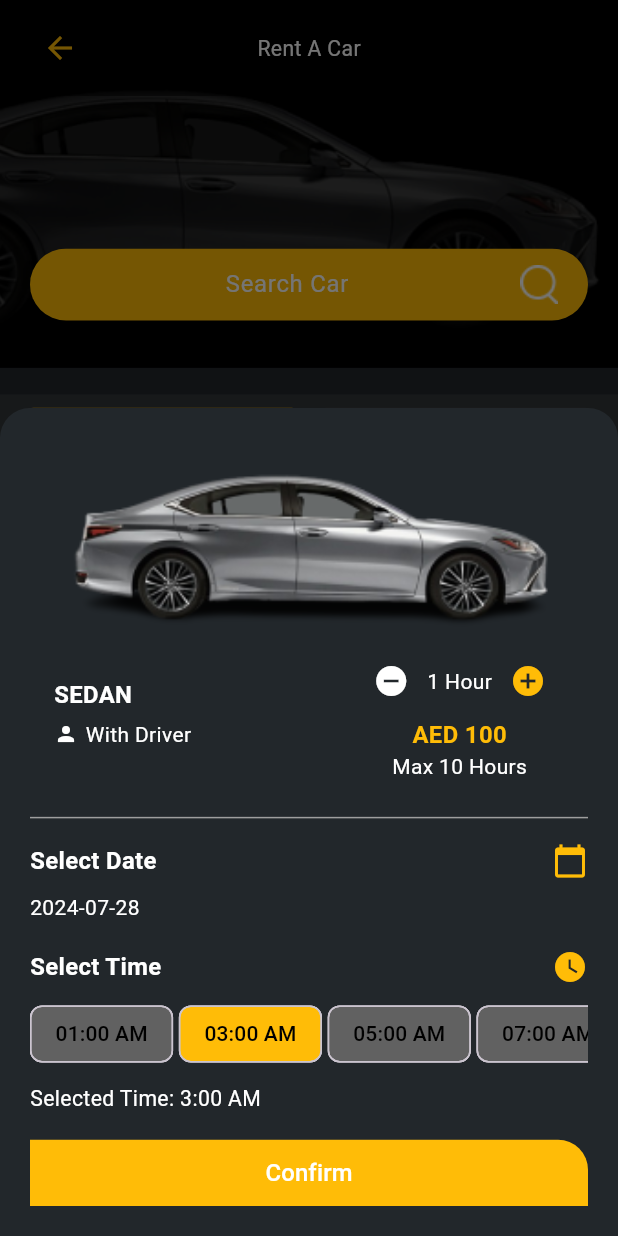
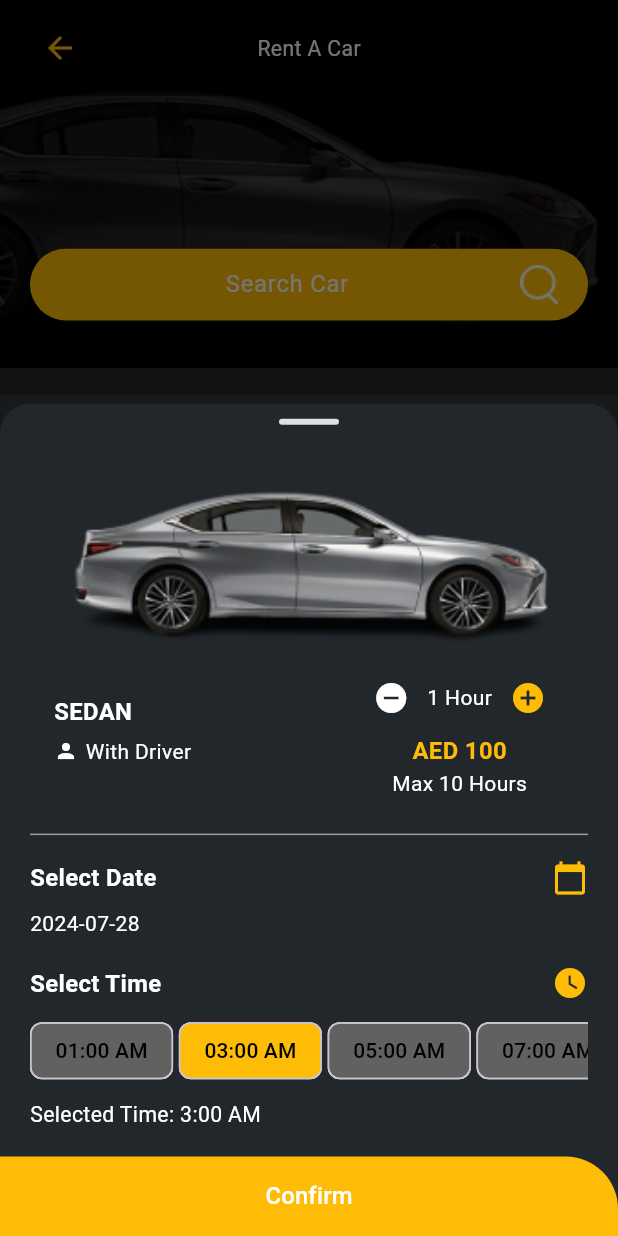
Before and after one commit to malikkhizar12/RoyalFalconCustomerApp, a Flutter app: the HourlyBooking screen opened directly, after a tap on the "add circle" icon, after a tap on "Book Now", on a phone screen of 412 x 824 dp. Run offline on Flutter 3.47's test engine with Material 3 defaults, Android fonts, the phone set to English and light mode, and no system bars; our stand-ins replace another_flushbar, cached_network_image, carousel_slider, flutter_dotenv, flutter_screenutil, fluttertoast and 9 more; missing offline and left inert: flutter_stripe, search_map_place_updated; accounts and stored records are empty.

Commit message:
hourly booking

```diff
--- a/lib/view/rent_a_car/widgets/confirm_booking_bottom_sheet.dart
+++ b/lib/view/rent_a_car/widgets/confirm_booking_bottom_sheet.dart
@@ -16,7 +16,11 @@ class ConfirmBookingBottomSheet {
           create: (_) => VehicleCardViewModel(),
           child: Consumer<VehicleCardViewModel>(
             builder: (context, viewModel, child) {
-              return Container(
+              return AnimatedPadding(
+                padding: MediaQuery.of(context).viewInsets,
+                duration: const Duration(milliseconds: 300),
+                curve: Curves.easeOut,
+                child: Container(
                   decoration: BoxDecoration(
                     color: ColorConstants.backgroundColor,
                     borderRadius: BorderRadius.only(
@@ -24,10 +28,22 @@ class ConfirmBookingBottomSheet {
                       topRight: Radius.circular(20),
                     ),
                   ),
-                child: Padding(
-                  padding: const EdgeInsets.all(20.0),
                   child: Column(
                     mainAxisSize: MainAxisSize.min,
+                    children: [
+                      // Add the line at the top
+                      Container(
+                        margin: EdgeInsets.symmetric(vertical: 10),
+                        width: 40,
+                        height: 4,
+                        decoration: BoxDecoration(
+                          color: Colors.grey[300],
+                          borderRadius: BorderRadius.circular(2),
+                        ),
+                      ),
+                      Padding(
+                        padding: const EdgeInsets.only(top: 10.0, left: 20, right: 20),
+                        child: Column(
                           crossAxisAlignment: CrossAxisAlignment.start,
                           children: [
                             VehicleCardWithoutButton(),
@@ -128,15 +144,18 @@ class ConfirmBookingBottomSheet {
                               style: TextStyle(color: Colors.white, fontSize: 16.sp),
                             ),
                             SizedBox(height: 20.h),
+                          ],
+                        ),
+                      ),
                       Align(
                         alignment: Alignment.bottomCenter,
                         child: Container(
                           width: double.infinity,
-                          height: 50.h,
+                          height: 60.h,
                           decoration: BoxDecoration(
                             color: Color(0xFFFFBC07),
                             borderRadius: BorderRadius.only(
-                              topRight: Radius.circular(20),
+                              topRight: Radius.circular(35),
                             ),
                           ),
                           child: TextButton(
```
Lines whose indentation alone changed are shown as unchanged.
